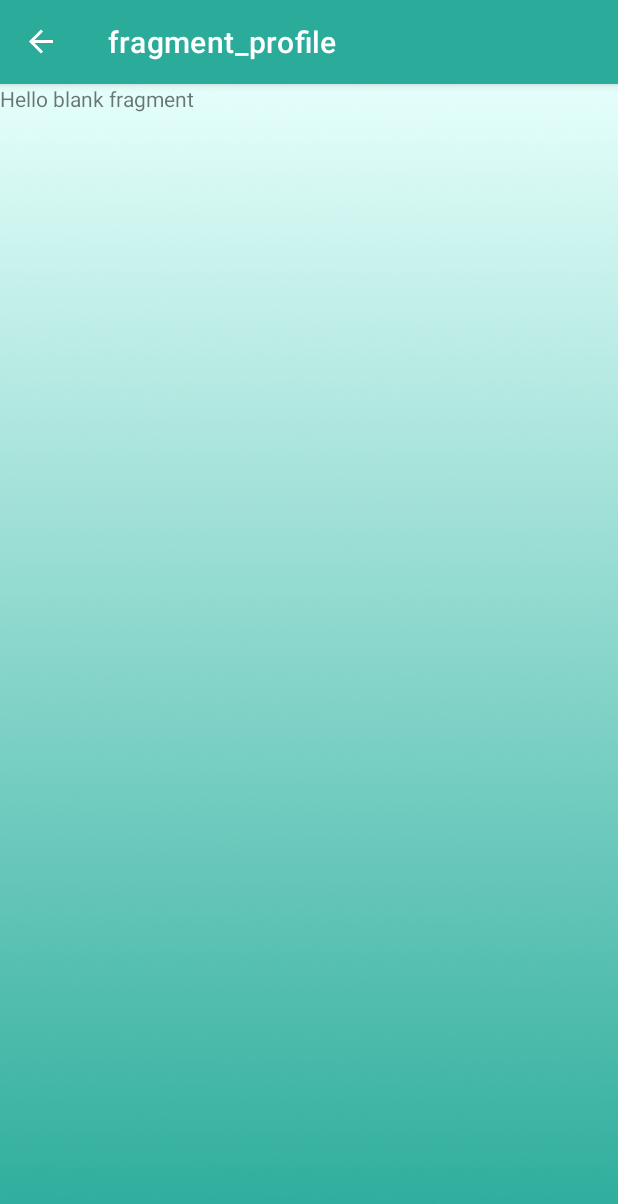
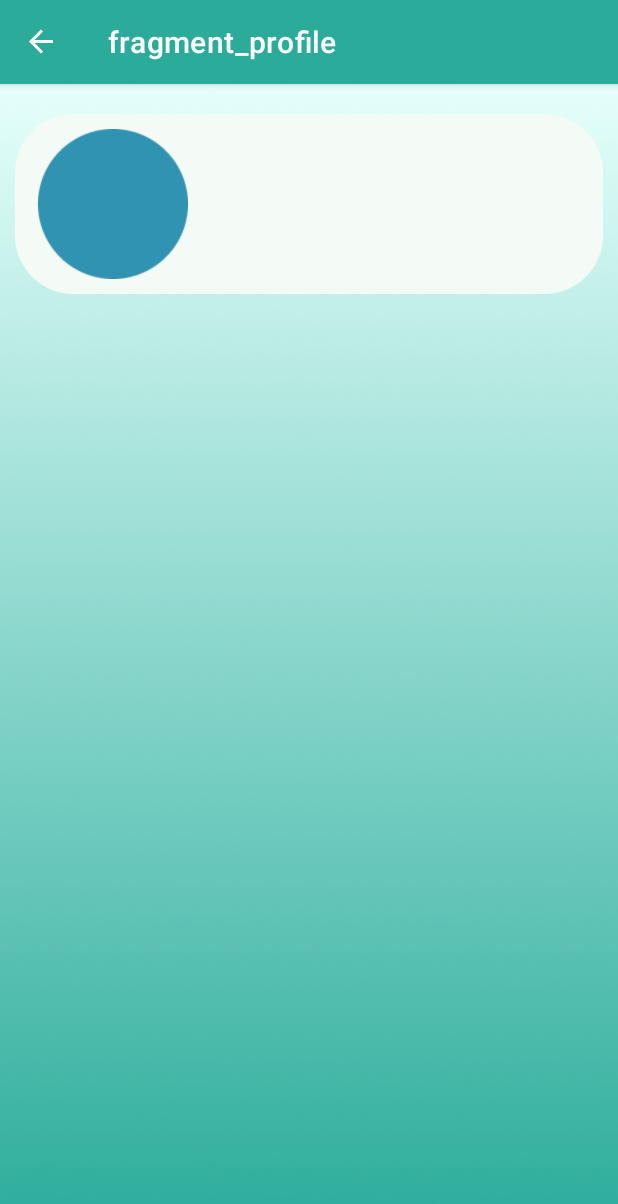
Before and after one commit to KaterrinaSilv/PillMeApplication, an Android app: the ProfileFragment screen opened through its navigation route, on a phone screen of 412 x 824 dp. Shown: the top 1204 px of the screen. Run offline under Robolectric (Android 15) with nearby library versions, the phone set to English and light mode, and no system bars; our stand-ins replace Firebase (no records; nobody signed in at launch, a user with empty details on screens opened directly), Room's generated code, navigation-ui.

Commit message:
Fragment ListPills and ProfileFragment

```diff
--- a/app/src/main/AndroidManifest.xml
+++ b/app/src/main/AndroidManifest.xml
@@ -30,10 +30,10 @@
             android:name=".auth.Welcome"
             android:exported="false" />
         <activity
-            android:name=".auth.StartActivity"
+            android:name=".MainActivity"
             android:exported="false" />
         <activity
-            android:name=".MainActivity"
+            android:name=".auth.StartActivity"
             android:exported="true">
             <intent-filter>
                 <action android:name="android.intent.action.MAIN" />
--- a/app/src/main/java/ru/mirea/pillmeapplication/MainFragment.kt
+++ b/app/src/main/java/ru/mirea/pillmeapplication/MainFragment.kt
@@ -13,6 +13,7 @@ import android.content.Intent
 import android.util.Log
 import android.widget.TextView
 import androidx.lifecycle.asLiveData
+import androidx.navigation.fragment.findNavController
 import androidx.recyclerview.widget.LinearLayoutManager
 import ru.mirea.pillmeapplication.roomDB.MainDb
 import java.util.Calendar
@@ -45,12 +46,12 @@ class MainFragment : Fragment() {
 
         val db = MainDb.getDb(requireContext())
 
-        // все лекарства
-        db.getDao().getAllItems().asLiveData().observe(viewLifecycleOwner) {
-            rvPills.layoutManager = LinearLayoutManager(requireContext())
-            rvPills.adapter = CustomRecyclerAdapter(requireContext(), it)
-            rvPills.adapter?.notifyDataSetChanged()
-        }
+//        // все лекарства
+//        db.getDao().getAllItems().asLiveData().observe(viewLifecycleOwner) {
+//            rvPills.layoutManager = LinearLayoutManager(requireContext())
+//            rvPills.adapter = CustomRecyclerAdapter(requireContext(), it)
+//            rvPills.adapter?.notifyDataSetChanged()
+//        }
 
         // лекарства на сегодня
         db.getDao().getAllItemsForToday().asLiveData().observe(viewLifecycleOwner) {
@@ -65,7 +66,17 @@ class MainFragment : Fragment() {
             startActivity(intent)
         }
 
+
         return view
+    }
+
+    override fun onViewCreated(view: View, savedInstanceState: Bundle?) {
+        super.onViewCreated(view, savedInstanceState)
+        val btnMedicine = view.findViewById<Button>(R.id.btnMedicine)
+        val btnProfile = view.findViewById<Button>(R.id.btnProfile)
+        val controller = findNavController()
+        btnMedicine.setOnClickListener { controller.navigate(R.id.action_mainFragment_to_pillListFragment) }
+        btnProfile.setOnClickListener { controller.navigate(R.id.action_mainFragment_to_profileFragment) }
     }
 
     private fun getPillList(): List<Pill> {
--- a/app/src/main/java/ru/mirea/pillmeapplication/ProfileFragment.kt
+++ b/app/src/main/java/ru/mirea/pillmeapplication/ProfileFragment.kt
@@ -1,59 +1,62 @@
 package ru.mirea.pillmeapplication
 
 import android.os.Bundle
+import android.util.Log
 import androidx.fragment.app.Fragment
 import android.view.LayoutInflater
 import android.view.View
 import android.view.ViewGroup
+import android.widget.TextView
+import androidx.recyclerview.widget.RecyclerView
+import com.google.firebase.FirebaseApp
+import com.google.firebase.auth.FirebaseAuth
+import com.google.firebase.auth.ktx.auth
+import com.google.firebase.firestore.FirebaseFirestore
+import com.google.firebase.ktx.Firebase
 
-// TODO: Rename parameter arguments, choose names that match
-// the fragment initialization parameters, e.g. ARG_ITEM_NUMBER
-private const val ARG_PARAM1 = "param1"
-private const val ARG_PARAM2 = "param2"
+class ProfileFragment : Fragment() {
+    private lateinit var tvProfileName: TextView
+    private lateinit var auth: FirebaseAuth
 
-/**
- * A simple [Fragment] subclass.
- * Use the [ProfileFragment.newInstance] factory method to
- * create an instance of this fragment.
- */
-class ProfileFragment : Fragment() {
-    // TODO: Rename and change types of parameters
-    private var param1: String? = null
-    private var param2: String? = null
-
+    private val TAG: String = this::class.java.name
     override fun onCreate(savedInstanceState: Bundle?) {
         super.onCreate(savedInstanceState)
-        arguments?.let {
-            param1 = it.getString(ARG_PARAM1)
-            param2 = it.getString(ARG_PARAM2)
-        }
+
+//        auth = Firebase.auth
+//        val user = auth.currentUser
     }
 
     override fun onCreateView(
         inflater: LayoutInflater, container: ViewGroup?,
         savedInstanceState: Bundle?
     ): View? {
-        // Inflate the layout for this fragment
-        return inflater.inflate(R.layout.fragment_profile, container, false)
+        val view = inflater.inflate(R.layout.fragment_profile, container, false)
+
+        tvProfileName = view.findViewById(R.id.tvProfileName)
+        FirebaseApp.initializeApp(context!!)
+        val db = FirebaseFirestore.getInstance()
+
+        auth = Firebase.auth
+        val user = auth.currentUser
+        if (user != null) {
+            db.collection("users").document(user.uid!!).get()
+                .addOnSuccessListener { document ->
+                    if (document.exists()) {
+                        val name = document.getString("name")
+                        tvProfileName.setText(name)
+                    } else {
+                        Log.e(TAG, "пользователь в базе данных не найден")
+                    }
+                }
+                .addOnFailureListener { e ->
+                    // Ошибка при получении данных пользователя
+                }
+        } else {
+            Log.e(TAG, "PROBLEMA при нахождении пользователя регистрации")
+        }
+
+        return view
     }
 
-    companion object {
-        /**
-         * Use this factory method to create a new instance of
-         * this fragment using the provided parameters.
-         *
-         * @param param1 Parameter 1.
-         * @param param2 Parameter 2.
-         * @return A new instance of fragment ProfileFragment.
-         */
-        // TODO: Rename and change types and number of parameters
-        @JvmStatic
-        fun newInstance(param1: String, param2: String) =
-            ProfileFragment().apply {
-                arguments = Bundle().apply {
-                    putString(ARG_PARAM1, param1)
-                    putString(ARG_PARAM2, param2)
-                }
-            }
-    }
+
 }
--- a/app/src/main/res/layout/fragment_profile.xml
+++ b/app/src/main/res/layout/fragment_profile.xml
@@ -1,14 +1,45 @@
 <?xml version="1.0" encoding="utf-8"?>
-<FrameLayout xmlns:android="http://schemas.android.com/apk/res/android"
+<LinearLayout xmlns:android="http://schemas.android.com/apk/res/android"
+    xmlns:app="http://schemas.android.com/apk/res-auto"
     xmlns:tools="http://schemas.android.com/tools"
     android:layout_width="match_parent"
     android:layout_height="match_parent"
-    tools:context=".ProfileFragment">
+    tools:context=".ProfileFragment"
+    android:orientation="vertical"
+    android:layout_marginBottom="10dp"
+    android:layout_marginTop="20dp"
+    android:layout_marginRight="10dp"
+    android:layout_marginLeft="10dp">
 
-    <!-- TODO: Update blank fragment layout -->
-    <TextView
+    <LinearLayout
         android:layout_width="match_parent"
-        android:layout_height="match_parent"
-        android:text="@string/hello_blank_fragment" />
+        android:layout_height="120dp"
+        android:orientation="horizontal"
+        android:background="@drawable/profile_fiels"
+        >
 
-</FrameLayout>
+        <ImageView
+            android:id="@+id/ivProfileView"
+            android:layout_width="match_parent"
+            android:layout_height="wrap_content"
+            android:layout_weight="2"
+            android:src="@drawable/ic_prof2"
+            android:layout_marginBottom="10dp"
+            android:layout_marginTop="10dp"
+            android:layout_marginRight="10dp"
+            android:layout_marginLeft="10dp"/>
+
+        <TextView
+            android:id="@+id/tvProfileName"
+            android:layout_width="match_parent"
+            android:layout_height="wrap_content"
+            android:layout_weight="1"
+            android:textColor="@color/blue2"
+            android:textSize="24sp"
+            android:layout_marginBottom="10dp"
+            android:layout_marginTop="40dp"
+            android:layout_marginRight="10dp"
+            android:layout_marginLeft="10dp"/>
+    </LinearLayout>
+
+</LinearLayout>
--- a/app/src/main/res/navigation/main_nav.xml
+++ b/app/src/main/res/navigation/main_nav.xml
@@ -21,18 +21,10 @@
         android:id="@+id/pillListFragment"
         android:name="ru.mirea.pillmeapplication.PillListFragment"
         android:label="fragment_pill_list"
-        tools:layout="@layout/fragment_pill_list" >
-        <action
-            android:id="@+id/action_pillListFragment_to_profileFragment"
-            app:destination="@id/profileFragment" />
-    </fragment>
+        tools:layout="@layout/fragment_pill_list" />
     <fragment
         android:id="@+id/profileFragment"
         android:name="ru.mirea.pillmeapplication.ProfileFragment"
         android:label="fragment_profile"
-        tools:layout="@layout/fragment_profile" >
-        <action
-            android:id="@+id/action_profileFragment_to_pillListFragment"
-            app:destination="@id/pillListFragment" />
-    </fragment>
+        tools:layout="@layout/fragment_profile" />
 </navigation>
```
Also changed, not shown: app/src/main/java/ru/mirea/pillmeapplication/PillListFragment.kt (+31 -45 lines), app/src/main/res/layout/fragment_pill_list.xml (+16 -6 lines), app/src/main/res/drawable/ic_prof2.png (added), app/src/main/res/drawable/ic_profile.png (added), app/src/main/res/drawable/profile_fiels.png (added).
